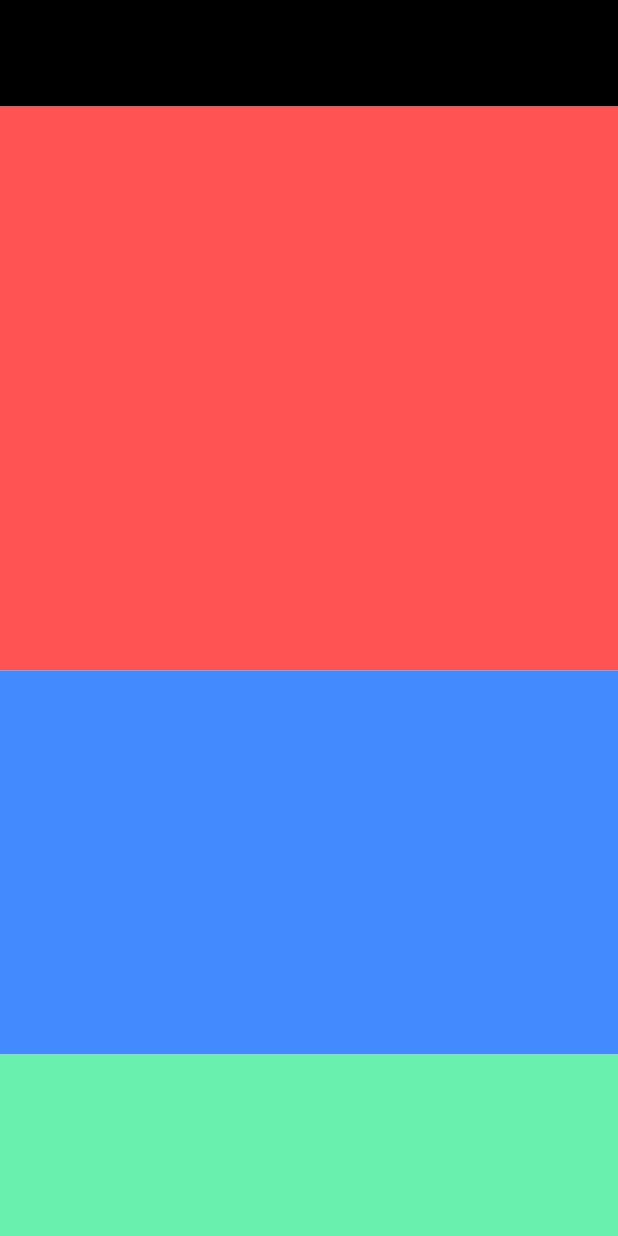
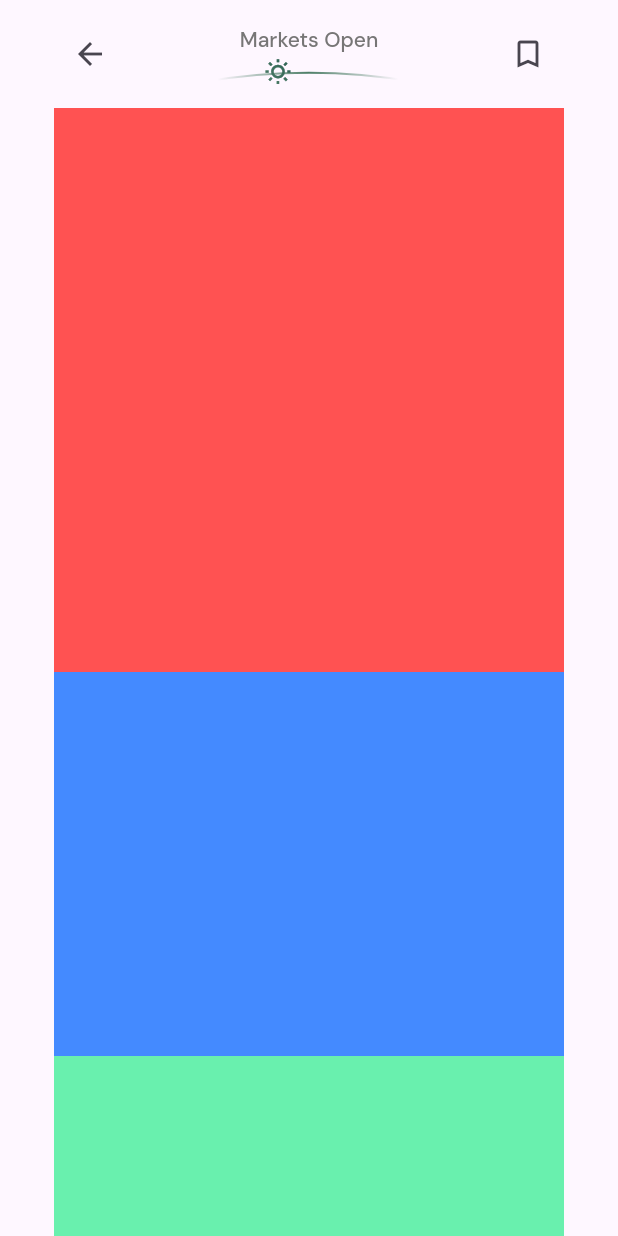
Before and after one commit to UjaanMukherjee/sav_practical, a Flutter app: the screen it shows after launch, on a phone screen of 412 x 824 dp. Run offline on Flutter 3.47's test engine with Material 3 defaults, Android fonts, the phone set to English and light mode, and no system bars; our stand-ins replace google_fonts.

Commit message:
Created nav bar ui

```diff
--- a/lib/main.dart
+++ b/lib/main.dart
@@ -19,14 +19,22 @@ class MyApp extends StatelessWidget {
       home: Scaffold(
         body: SafeArea(
           child: SingleChildScrollView(
-            child: Column(
-              children: [
-                NavBar(),
-                Stock(),
-                InsightsCard(),
-                BannerCard(),
-                SimilarItems(),
-              ],
+            child: Padding(
+              padding: const EdgeInsets.symmetric(horizontal: 36.0),
+              child: Column(
+                children: [
+                  NavBar(
+                      title: "Markets Open",
+                      leadingIcon: Icons.arrow_back,
+                      trailingIcon: Icons.bookmark_border,
+                      onLeadingPressed: () {},
+                      onTrailingPressed: () {}),
+                  const Stock(),
+                  const InsightsCard(),
+                  const BannerCard(),
+                  const SimilarItems(),
+                ],
+              ),
             ),
           ),
         ),
--- a/lib/widgets/insights.dart
+++ b/lib/widgets/insights.dart
@@ -12,7 +12,7 @@ class InsightsCard extends StatelessWidget {
           height: 256,
           color: Colors.blueAccent,
         ),
-        BarChartWidget(),
+        const BarChartWidget(),
       ],
     );
   }
--- a/lib/widgets/navbar.dart
+++ b/lib/widgets/navbar.dart
@@ -1,13 +1,150 @@
 import 'package:flutter/material.dart';
+import 'package:google_fonts/google_fonts.dart';
 
 class NavBar extends StatelessWidget {
-  const NavBar({super.key});
+  final String title;
+  final IconData? leadingIcon;
+  final IconData? trailingIcon;
+  final VoidCallback? onLeadingPressed;
+  final VoidCallback? onTrailingPressed;
+  const NavBar({
+    required this.title,
+    this.leadingIcon,
+    this.trailingIcon,
+    this.onLeadingPressed,
+    this.onTrailingPressed,
+    super.key,
+  });
 
   @override
   Widget build(BuildContext context) {
-    return Container(
-      height: 71,
-      color: Colors.black,
+    return SizedBox(
+      height: 72,
+      child: Row(
+        children: [
+          if (leadingIcon != null)
+            IconButton(
+              icon: Icon(leadingIcon!),
+              onPressed: onLeadingPressed,
+            ),
+          const Spacer(),
+          MarketStatusHeader(title: title),
+          const Spacer(),
+          if (trailingIcon != null)
+            IconButton(
+              icon: Icon(trailingIcon!),
+              onPressed: onTrailingPressed,
+            ),
+        ],
+      ),
     );
   }
 }
+
+class MarketStatusHeader extends StatelessWidget {
+  final String title;
+  const MarketStatusHeader({required this.title, super.key});
+
+  @override
+  Widget build(BuildContext context) {
+    return SizedBox(
+      height: 72,
+      width: 200,
+      child: Stack(
+        alignment: Alignment.center,
+        clipBehavior: Clip.none,
+        children: [
+          // Title
+          Positioned(
+            top: 16,
+            child: Text(
+              title,
+              style: GoogleFonts.dmSans(
+                fontSize: 14,
+                fontWeight: FontWeight.w500,
+                fontStyle: FontStyle.normal,
+                letterSpacing: 0,
+                color: const Color.fromRGBO(119, 118, 118, 1),
+              ),
+            ),
+          ),
+
+          // Curve
+          Positioned(
+            bottom: 7,
+            left: 0,
+            right: 0,
+            child: SizedBox(
+              height: 30,
+              child: CustomPaint(
+                painter: _CurvePainter(),
+              ),
+            ),
+          ),
+
+          Positioned(
+            bottom: 15,
+            left: 70,
+            child: ShaderMask(
+              shaderCallback: (Rect bounds) {
+                return const LinearGradient(
+                  begin: Alignment.bottomLeft,
+                  end: Alignment.topRight,
+                  colors: [
+                    Color(0xFF4E7F68),
+                    Color(0xFF2C5F52),
+                  ],
+                ).createShader(bounds);
+              },
+              blendMode: BlendMode.srcIn,
+              child: Transform.rotate(
+                angle: 45 * 3.1415926535 / 180, // 45 degrees
+                child: const Icon(
+                  Icons.wb_sunny_outlined,
+                  size: 18,
+                  color: Colors.white,
+                ),
+              ),
+            ),
+          ),
+        ],
+      ),
+    );
+  }
+}
+
+class _CurvePainter extends CustomPainter {
+  @override
+  void paint(Canvas canvas, Size size) {
+    final rect = Rect.fromLTWH(0, 0, size.width, size.height);
+
+    final paint = Paint()
+      ..style = PaintingStyle.stroke
+      ..strokeWidth = 1.2
+      ..strokeCap = StrokeCap.round
+      ..shader = const LinearGradient(
+        begin: Alignment.topLeft,
+        end: Alignment.centerRight,
+        colors: [
+          Color(0x004E7F68), // transparent edge
+          Color(0xFF4E7F68), // color of center
+          Color(0x004E7F68), // transparent edge
+        ],
+        stops: [0.2, 0.5, 0.8],
+      ).createShader(rect);
+
+    final path = Path()
+      ..moveTo(size.width * 0.15, size.height * 0.65)
+      ..quadraticBezierTo(
+        size.width * 0.5,
+        size.height * 0.25,
+        size.width * 0.85,
+        size.height * 0.65,
+      );
+
+    canvas.drawPath(path, paint);
+  }
+
+  @override
+  bool shouldRepaint(_) => false;
+}
--- a/lib/widgets/stock.dart
+++ b/lib/widgets/stock.dart
@@ -12,7 +12,7 @@ class Stock extends StatelessWidget {
           color: Colors.redAccent,
           height: 376,
         ),
-        LineChartWidget()
+        const LineChartWidget()
       ],
     );
   }
--- a/pubspec.yaml
+++ b/pubspec.yaml
@@ -12,6 +12,7 @@ dependencies:
     sdk: flutter
   cupertino_icons: ^1.0.2
   fl_chart: ^1.1.1
+  google_fonts: ^6.3.3
 
 dev_dependencies:
   flutter_test:
```
Also changed, not shown: pubspec.lock.
